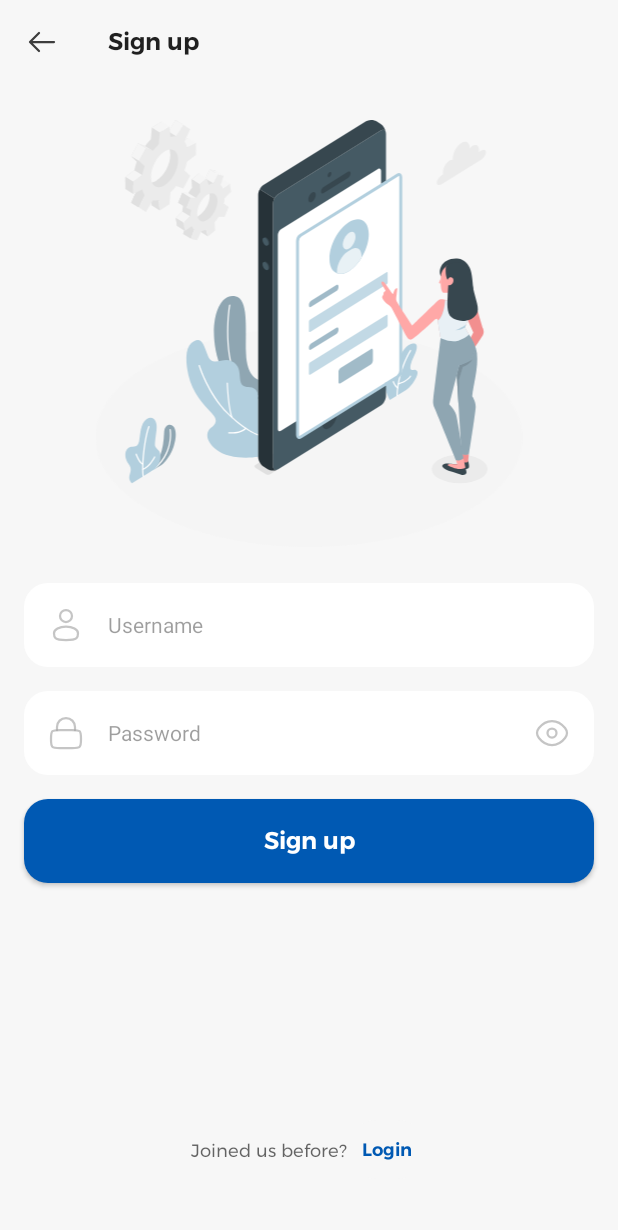
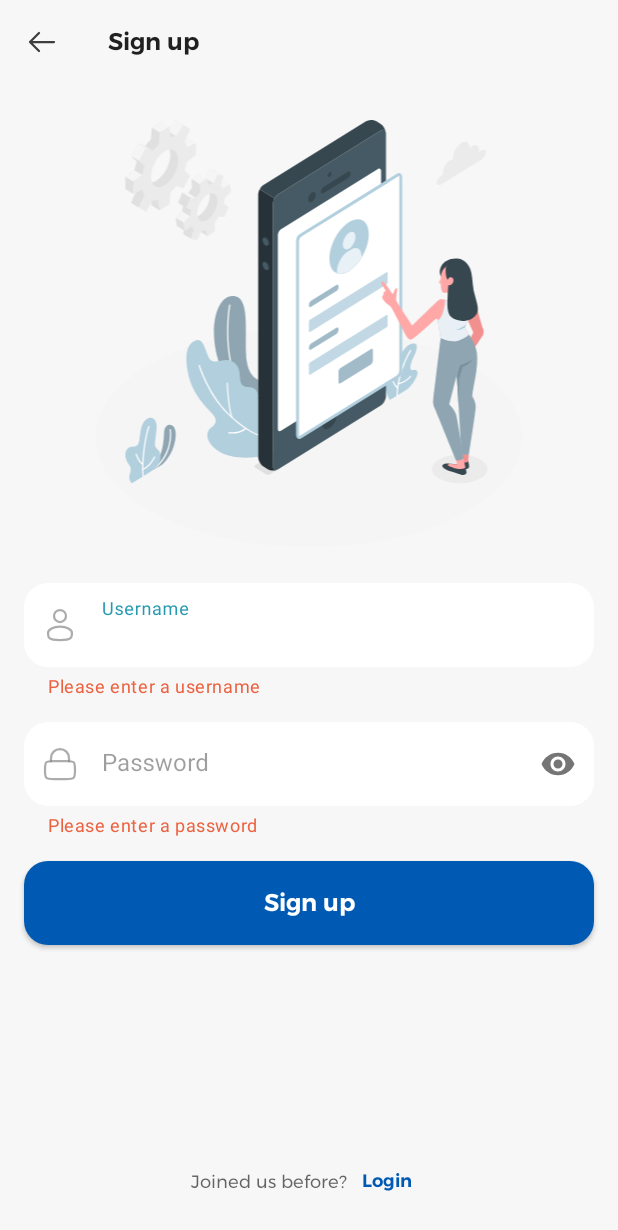
Before and after one commit to The-Cupcake-team/ToDo, an Android app: the screen it shows after launch (MainActivity), after a tap on "Sign up", on a phone screen of 412 x 824 dp. Shown: the top 1230 px of the screen. Run offline under Robolectric (Android 15) with nearby library versions, the phone set to English and light mode, and no system bars.

Commit message:
complete register fragment

```diff
--- a/app/src/main/java/com/cupcake/todo/ui/base/BaseFragment.kt
+++ b/app/src/main/java/com/cupcake/todo/ui/base/BaseFragment.kt
@@ -7,6 +7,7 @@ import android.view.View
 import android.view.ViewGroup
 import androidx.fragment.app.Fragment
 import androidx.viewbinding.ViewBinding
+import com.cupcake.todo.R
 
 abstract class BaseFragment<VB : ViewBinding> : Fragment() {
     abstract val LOG_TAG: String
@@ -26,4 +27,12 @@ abstract class BaseFragment<VB : ViewBinding> : Fragment() {
     protected fun log(value: String) {
         Log.v(LOG_TAG, value)
     }
+
+    protected fun navigateToFragment(fragment: Fragment){
+        requireActivity().supportFragmentManager.beginTransaction().apply {
+            add(R.id.fragmentContainer,fragment)
+            addToBackStack(fragment.javaClass.name)
+            commit()
+        }
+    }
 }
--- a/app/src/main/java/com/cupcake/todo/ui/fragment/register/RegisterFragment.kt
+++ b/app/src/main/java/com/cupcake/todo/ui/fragment/register/RegisterFragment.kt
@@ -1,44 +1,135 @@
 package com.cupcake.todo.ui.fragment.register
 
+import android.app.AlertDialog
 import android.os.Bundle
-import android.util.Log
+import android.os.Handler
+import android.os.Looper
 import android.view.LayoutInflater
 import android.view.View
 import android.view.ViewGroup
+import com.cupcake.todo.R
 import com.cupcake.todo.databinding.FragmentRegisterBinding
 import com.cupcake.todo.presenter.register.RegisterPresenter
 import com.cupcake.todo.ui.base.BaseFragment
+import com.cupcake.todo.ui.fragment.login.LoginFragment
 
 class RegisterFragment : BaseFragment<FragmentRegisterBinding>(), IRegisterView {
     override val LOG_TAG: String = this::class.java.name
     override val bindingInflater: (LayoutInflater, ViewGroup, Boolean) -> FragmentRegisterBinding =
         FragmentRegisterBinding::inflate
     private lateinit var presenter: RegisterPresenter
+    private lateinit var username: String
+    private lateinit var password: String
+
 
     override fun onViewCreated(view: View, savedInstanceState: Bundle?) {
+        init()
+        addCallBacks()
+    }
+
+    private fun init() {
         presenter = RegisterPresenter(this)
+    }
+
+    private fun addCallBacks() {
+        onSignUpButtonPressed()
+        onLoginTextPressed()
+        setupBackButton()
+    }
+
+    private fun onSignUpButtonPressed() {
         binding.buttonSignUp.setOnClickListener {
-            val username = binding.editTextUserName.text.toString()
-            val password = binding.editTextPassword.text.toString()
-            Log.v(LOG_TAG, " $username ,$password")
-            presenter.register(username, password)
+            assignUsernameAndPassword()
+
+            if (isValidInput()) {
+                presenter.register(username, password)
+            } else {
+                showInputErrorMessage()
+            }
         }
     }
 
+    private fun onLoginTextPressed() {
+        binding.textViewLogin.setOnClickListener {
+            navigateToFragment(LoginFragment())
+        }
+    }
+
+    private fun setupBackButton() {
+        binding.toolBar.setNavigationOnClickListener {
+            requireActivity().supportFragmentManager.popBackStack()
+        }
+    }
+
+    private fun isValidInput(): Boolean {
+        return username.isNotBlank() && password.isNotBlank() &&
+                isValidUsername(username) && isValidPassword(password)
+    }
+
+    private fun showInputErrorMessage() {
+        if (username.isBlank()) {
+            binding.containerUserName.helperText = getString(R.string.enter_user_name)
+        } else if (!isValidUsername(username)) {
+            binding.containerUserName.helperText = getString(R.string.user_name_requirment)
+        }
+
+        if (password.isBlank()) {
+            binding.containerPassword.helperText = getString(R.string.enter_password)
+        } else if (!isValidPassword(password)) {
+            binding.containerPassword.helperText = getString(R.string.password_requirment)
+        }
+    }
+
+    private fun assignUsernameAndPassword() {
+        username = binding.textInputUsername.text.toString().trimEnd()
+        password = binding.textInputPassword.text.toString().trimEnd()
+    }
+
+    private fun isValidUsername(username: String): Boolean {
+        val pattern = "^[a-zA-Z\\d_-]{4,}$".toRegex()
+        return pattern.matches(username)
+    }
+
+    private fun isValidPassword(password: String): Boolean {
+        return password.length >= 8
+    }
+
     override fun showLoading() {
-        Log.v(LOG_TAG, "showLoading")
+        requireActivity().runOnUiThread {
+            Handler(Looper.getMainLooper()).postDelayed({
+                binding.progressLoading.visibility = View.VISIBLE
+            }, 2000)
+        }
     }
 
     override fun hideLoading() {
-        Log.v(LOG_TAG, "hideLoading")
+        binding.progressLoading.visibility = View.GONE
     }
 
     override fun onRegisterSuccess() {
-        Log.v(LOG_TAG, "onRegisterSuccess")
+        navigateToFragment(LoginFragment())
     }
 
     override fun onRegisterFailure(error: String) {
-        Log.v(LOG_TAG, "onRegisterFailure $error")
+        val dialogBuilder = createDialog(
+            getString(R.string.registration_failed),
+            error,
+            getString(R.string.ok)
+        )
+        requireActivity().runOnUiThread {
+            Handler(Looper.getMainLooper()).post { dialogBuilder.create().show() }
+        }
+    }
+
+    private fun createDialog(
+        title: String,
+        message: String,
+        positiveButton: String
+    ): AlertDialog.Builder {
+        return AlertDialog.Builder(requireContext())
+            .setTitle(title)
+            .setMessage(message)
+            .setPositiveButton(positiveButton) { _, _ -> }
     }
 
 }
--- a/app/src/main/res/layout/fragment_register.xml
+++ b/app/src/main/res/layout/fragment_register.xml
@@ -23,6 +23,7 @@
             app:layout_constraintTop_toTopOf="parent">
 
             <com.google.android.material.appbar.MaterialToolbar
+                android:id="@+id/tool_bar"
                 android:layout_width="match_parent"
                 android:layout_height="wrap_content"
                 app:navigationIcon="@drawable/ic_left_arrow"
@@ -44,31 +45,61 @@
             android:src="@drawable/image_signup"
             app:layout_constraintTop_toBottomOf="@+id/top_bar" />
 
-        <EditText
-            android:id="@+id/edit_text_user_name"
-            style="@style/EditTextSignUp"
+        <com.google.android.material.textfield.TextInputLayout
+            android:id="@+id/container_user_name"
+            style="@style/Widget.MaterialComponents.TextInputLayout.FilledBox"
             android:layout_width="match_parent"
-            android:layout_height="@dimen/height_input"
+            android:layout_height="wrap_content"
+            app:helperText=""
+            android:layout_marginHorizontal="@dimen/spacing_medium"
             android:layout_marginTop="@dimen/spacing_large"
+            android:autofillHints="username"
             android:drawableStart="@drawable/ic_user"
             android:hint="@string/user_name"
-            app:layout_constraintBottom_toTopOf="@id/edit_text_password"
+            android:inputType="text"
+            android:textColorHint="@color/color_text_tertiary"
+            app:boxStrokeWidth="0dp"
+            app:boxStrokeWidthFocused="0dp"
+            app:helperTextTextColor="@color/color_warning"
+            app:layout_constraintBottom_toTopOf="@id/container_password"
             app:layout_constraintTop_toBottomOf="@id/image_sign_up"
-            android:autofillHints="username"
-            android:inputType="text"/>
+            app:startIconDrawable="@drawable/ic_user">
 
-        <EditText
-            android:id="@+id/edit_text_password"
-            style="@style/EditTextSignUp"
+        <com.google.android.material.textfield.TextInputEditText
+            android:id="@+id/text_input_username"
+                android:layout_width="match_parent"
+                android:layout_height="match_parent"
+                android:background="@drawable/card_background"
+                android:maxLength="20"
+                />
+
+        </com.google.android.material.textfield.TextInputLayout>
+
+        <com.google.android.material.textfield.TextInputLayout
+            android:id="@+id/container_password"
+            style="@style/Widget.MaterialComponents.TextInputLayout.FilledBox"
             android:layout_width="match_parent"
-            android:layout_height="@dimen/height_input"
+            android:layout_height="wrap_content"
+            android:layout_marginHorizontal="@dimen/spacing_medium"
             android:layout_marginTop="@dimen/spacing_medium"
-            android:drawableStart="@drawable/ic_lock"
-            android:drawableEnd="@drawable/ic_open_eye"
+            android:autofillHints="password"
             android:hint="@string/password"
-            app:layout_constraintTop_toBottomOf="@id/edit_text_user_name"
-            android:autofillHints="password"
-            android:inputType="textPassword" />
+            app:boxStrokeWidth="0dp"
+            android:textColorHint="@color/color_text_tertiary"
+            app:boxStrokeWidthFocused="0dp"
+            app:passwordToggleEnabled="true"
+            app:startIconDrawable="@drawable/ic_lock"
+            app:helperText=""
+            app:helperTextTextColor="@color/color_warning"
+            app:layout_constraintTop_toBottomOf="@id/container_user_name">
+            <com.google.android.material.textfield.TextInputEditText
+                android:id="@+id/text_input_password"
+                android:layout_width="match_parent"
+                android:layout_height="match_parent"
+                android:background="@drawable/card_background"
+                android:inputType="textPassword"
+                android:maxLength="20"/>
+        </com.google.android.material.textfield.TextInputLayout>
 
         <androidx.appcompat.widget.AppCompatButton
             android:id="@+id/button_sign_up"
@@ -82,7 +113,17 @@
             android:textAllCaps="false"
             android:textColor="@color/color_on_primary"
             android:textSize="@dimen/font_size_title"
-            app:layout_constraintTop_toBottomOf="@id/edit_text_password"/>
+            app:layout_constraintTop_toBottomOf="@id/container_password"/>
+
+        <ProgressBar
+            android:id="@+id/progress_loading"
+            android:layout_width="wrap_content"
+            android:layout_height="wrap_content"
+            android:visibility="gone"
+            app:layout_constraintBottom_toTopOf="@id/text_view_question"
+            app:layout_constraintEnd_toEndOf="@id/button_sign_up"
+            app:layout_constraintTop_toBottomOf="@id/button_sign_up"
+            app:layout_constraintStart_toStartOf="@id/button_sign_up" />
 
         <TextView
             android:id="@+id/text_view_question"
--- a/app/src/main/res/values/colors.xml
+++ b/app/src/main/res/values/colors.xml
@@ -23,4 +23,5 @@
 
     <color name="selected_assigne_color">#6763CF</color>
     <color name="button_on_press">#1D7485</color>
+    <color name="color_warning">#EC6240</color>
 </resources>
--- a/app/src/main/res/values/strings.xml
+++ b/app/src/main/res/values/strings.xml
@@ -41,5 +41,13 @@
         <item>Done</item>
     </string-array>
     <string name="hello_blank_fragment">Hello blank fragment</string>
+    <string name="empty_form">Must not be empty</string>
+    <string name="unable_to_registration">Registration failed due to an unknown error.</string>
+    <string name="registration_failed">Registration Failed</string>
+    <string name="ok">OK</string>
+    <string name="enter_user_name">Please enter a username</string>
+    <string name="user_name_requirment">Username must be at least 4 characters with no special characters</string>
+    <string name="enter_password">Please enter a password</string>
+    <string name="password_requirment">Password must be at least 8 characters</string>
 
 </resources>
```
